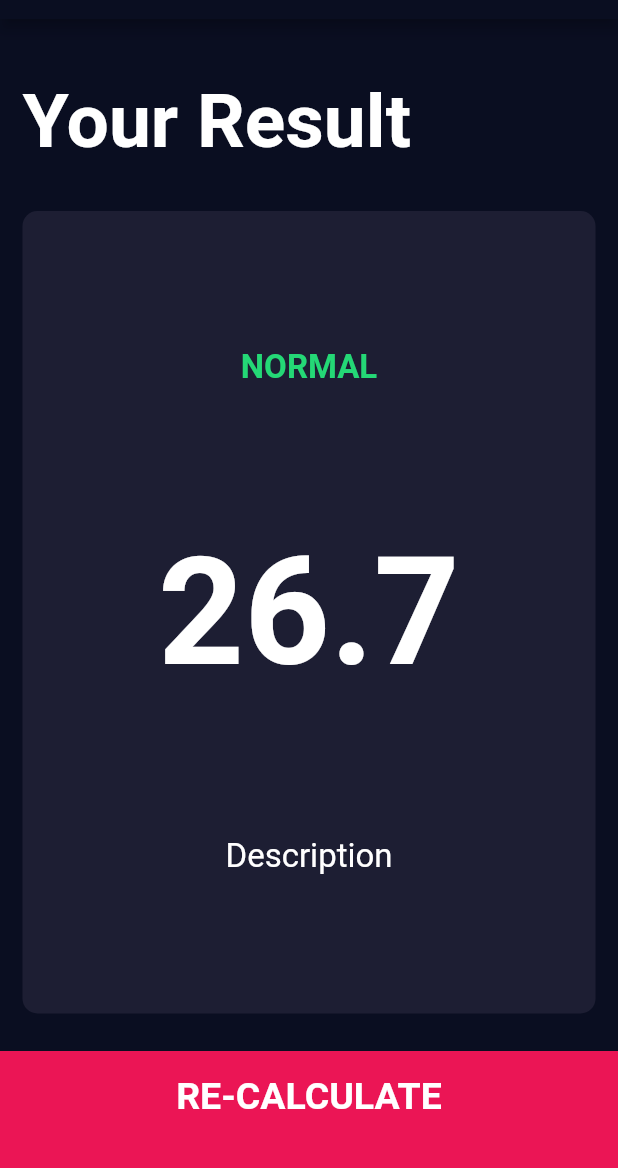
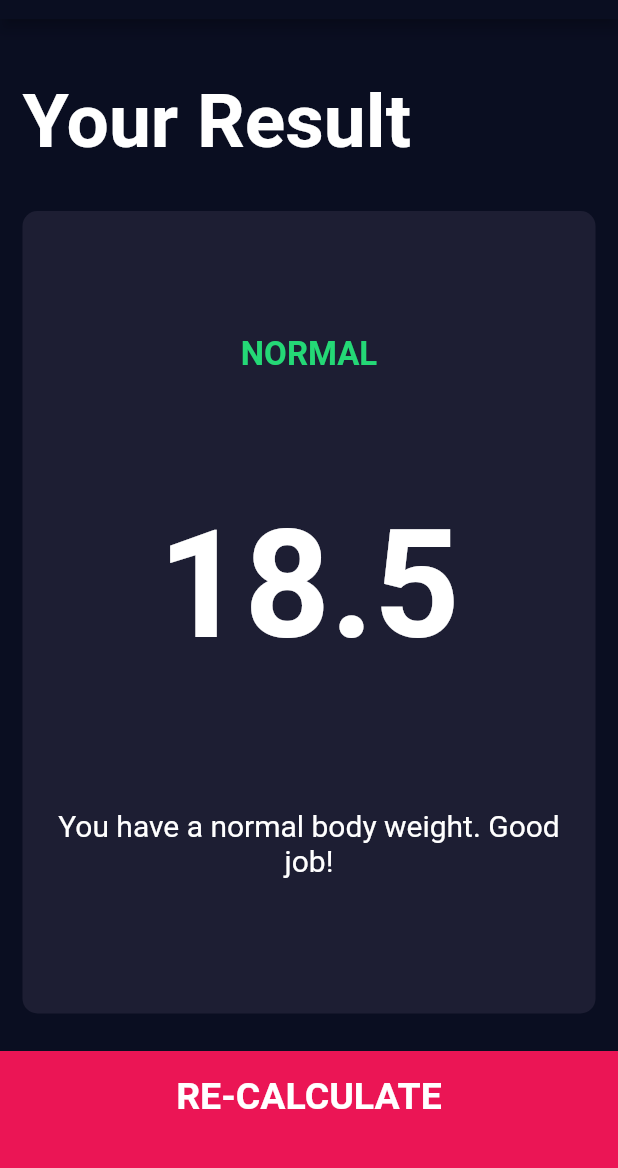
Before and after one commit to eoanodea/flutter-bmi-calculator, a Flutter app: the screen it shows after launch, after a tap on "CALCULATE", on a phone screen of 412 x 824 dp, the part 65-1233 px from its top. Run offline on Flutter 3.47's test engine with Material 2 defaults, Android fonts, the phone set to English and light mode, and no system bars; our stand-ins replace font_awesome_flutter.

Commit message:
Added calculator class, implemented functionality and completed results page styling

```diff
--- /dev/null
+++ b/lib/calculator.dart
@@ -0,0 +1,35 @@
+import 'dart:math';
+
+class Calculator {
+  Calculator({this.height, this.weight});
+
+  final int height;
+  final int weight;
+
+  double _bmi;
+
+  String calculateBMI() {
+    _bmi = weight / pow(height / 100, 2);
+    return _bmi.toStringAsFixed(1);
+  }
+
+  String getResult() {
+    if (_bmi >= 25.0) {
+      return 'OVERWEIGHT';
+    } else if (_bmi > 18.5) {
+      return 'NORMAL';
+    } else {
+      return 'UNDERWEIGHT';
+    }
+  }
+
+  String getInterpretation() {
+    if (_bmi >= 25) {
+      return 'You have a higher than normal body weight. Try exercise more.';
+    } else if (_bmi > 18.5) {
+      return 'You have a normal body weight. Good job!';
+    } else {
+      return 'You have a lower than normal body weight. You can eat a bit more.';
+    }
+  }
+}
--- a/lib/constants.dart
+++ b/lib/constants.dart
@@ -38,4 +38,4 @@ const kBMITextStyle = TextStyle(
   fontSize: 100.0,
 );
 
-const kBodyTextStyle = TextStyle(fontSize: 22.0);
+const kBodyTextStyle = TextStyle(fontSize: 20.0);
--- a/lib/main.dart
+++ b/lib/main.dart
@@ -1,6 +1,6 @@
 import 'package:flutter/material.dart';
 
-import 'components/input_page.dart';
+import 'screens/input_page.dart';
 
 void main() => runApp(BMICalculator());
 
--- a/lib/components/input_page.dart
+++ b/lib/screens/input_page.dart
@@ -1,4 +1,5 @@
 import 'package:flutter/material.dart';
+import 'package:flutter_bmi_calculator/calculator.dart';
 import 'package:flutter_bmi_calculator/components/resuable_card.dart';
 import 'package:flutter_bmi_calculator/screens/results_page.dart';
 import 'package:font_awesome_flutter/font_awesome_flutter.dart';
@@ -212,10 +213,16 @@ class _InputPageState extends State<InputPage> {
           BottomContainerButton(
             title: "CALCULATE",
             onPress: () {
+              Calculator calc = Calculator(height: height, weight: weight);
+              print(calc.calculateBMI());
               Navigator.push(
                 context,
                 MaterialPageRoute(
-                  builder: (context) => ResultsPage(),
+                  builder: (context) => ResultsPage(
+                    bmiResult: calc.calculateBMI(),
+                    resultText: calc.getResult(),
+                    interpretation: calc.getInterpretation(),
+                  ),
                 ),
               );
             },
--- a/lib/screens/results_page.dart
+++ b/lib/screens/results_page.dart
@@ -5,6 +5,16 @@ import '../components/bottom_container_button.dart';
 import '../constants.dart';
 
 class ResultsPage extends StatelessWidget {
+  ResultsPage({
+    @required this.bmiResult,
+    @required this.resultText,
+    @required this.interpretation,
+  });
+
+  final String bmiResult;
+  final String resultText;
+  final String interpretation;
+
   @override
   Widget build(BuildContext context) {
     return Scaffold(
@@ -33,12 +43,19 @@ class ResultsPage extends StatelessWidget {
                 mainAxisAlignment: MainAxisAlignment.spaceEvenly,
                 crossAxisAlignment: CrossAxisAlignment.center,
                 children: <Widget>[
-                  Text('NORMAL', style: kResultTextStyle),
+                  Text(resultText, style: kResultTextStyle),
                   Text(
-                    '26.7',
+                    bmiResult,
                     style: kBMITextStyle,
                   ),
-                  Text('Description', style: kBodyTextStyle),
+                  Padding(
+                    padding: const EdgeInsets.all(8.0),
+                    child: Text(
+                      interpretation,
+                      style: kBodyTextStyle,
+                      textAlign: TextAlign.center,
+                    ),
+                  ),
                 ],
               ),
             ),
```
